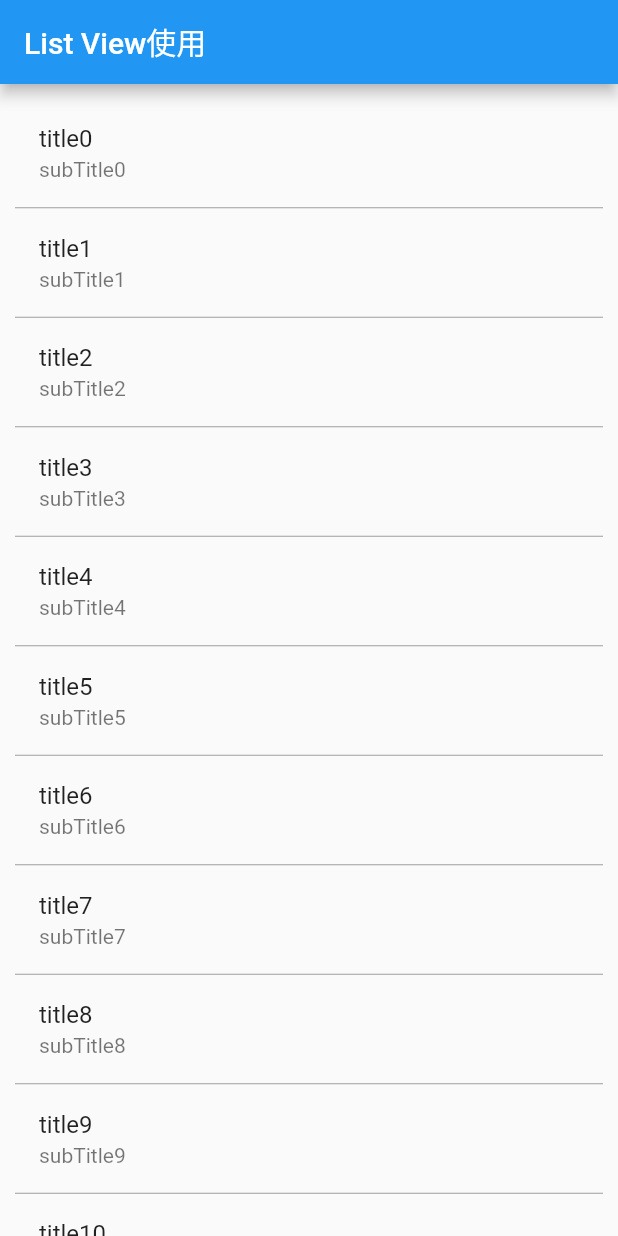
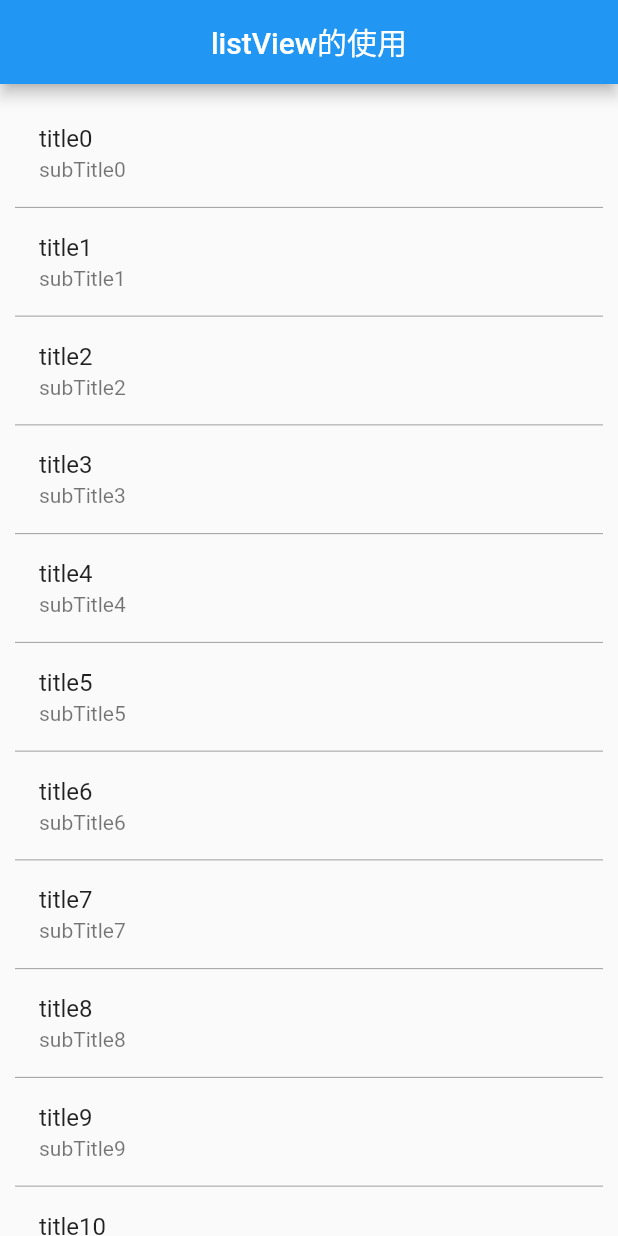
Before and after one commit to lijinhai255/flutterStudy, a Flutter app: the screen it shows after launch, on a phone screen of 412 x 824 dp. Run offline on Flutter 3.47's test engine with Material 2 defaults, Android fonts, the phone set to English and light mode, and no system bars; network calls fail.

Commit message:
listview

```diff
--- a/lib/main.dart
+++ b/lib/main.dart
@@ -1,9 +1,11 @@
+import 'dart:convert';
+
 import 'package:flutter/material.dart';
 import 'dart:io';
-import 'dart:uft8';
 void main() => runApp(MyApp());
 
 class MyApp extends StatelessWidget {
+  // This widget is the root of your application.
   @override
   Widget build(BuildContext context) {
     return MaterialApp(
@@ -13,28 +15,28 @@ class MyApp extends StatelessWidget {
       ),
       home: Scaffold(
         appBar: AppBar(
-          title: Text("List View使用"),
-          centerTitle: false,
+          title: Text('listView的使用'),
+          centerTitle: true,
         ),
         body: CustomListView(),
-      ),
+      )
     );
   }
 }
 
 class CustomListView extends StatelessWidget {
+
   var httpClient = new HttpClient();
-  var url = "https://randomuser.me/api/?results=30";
-  _loadDate() async {
-    var request = await httpClient.getUrl(Uri.parse(url));
-    var response = await request.close();
-    // if (response.statusCode == HttpStatus.OK) {
-      var json = await response.transform(utf8.decoder).join();
-    //   var data = jsonDecode(json);
-    //   result = data['origin'];
-    // } else {
-    //   result = 'Error getting IP address:\nHttp status ${response.statusCode}';
-    // }
+  var url = 'https://randomuser.me/api/?results=30';
+
+  _loadData() async {
+
+    var resquest = await httpClient.getUrl(Uri.parse(url));
+    var response = await resquest.close();
+    var result = await response.transform(utf8.decoder).join();
+
+    print(result);
+
   }
 
   @override
@@ -43,55 +45,69 @@ class CustomListView extends StatelessWidget {
       child: getListView3(),
     );
   }
-  //方式一
-  // 数据量小 相对固定
-  // getListView1(){
-  //   return new ListView(
-  //     padding: EdgeInsets.all(10),
-  //     children: <Widget>[
-  //       Text("Row1"),
-  //       Text("Row2"),
-  //       Text("Row3"),
-  //       Text("Row1"),
-  //       Text("Row2"),
-  //       Text("Row3"),
-  //       Text("Row1"),
-  //       Text("Row2"),
-  //       Text("Row3"),
-  //     ],
-  //   );
 
-  // }
-  //方式二
+  //方式一：
+  //适用于数据量小切相对固定的数据
+  getListView1() {
+    return new ListView(
+      padding: EdgeInsets.all(10),
+      children: <Widget>[
+        Text('Row1'),
+        Text('Row2'),
+        Text('Row3'),
+        Text('Row1'),
+        Text('Row2'),
+        Text('Row3'),
+        Text('Row1'),
+        Text('Row2'),
+        Text('Row3'),
+      ],
+    );
+  }
+
   getListView2() {
     return new ListView.builder(
       padding: EdgeInsets.all(10),
       itemCount: 20,
-      itemBuilder: (BuildContext context, int index) {
+      itemBuilder: (BuildContext context, int index){
         // return Text('$index');
+
         return ListTile(
-            title: Text('title$index'), subtitle: Text('subTitle$index'));
+          title: Text('title$index'),
+          subtitle: Text('subTitle$index'),
+          // leading: ,
+        );
       },
     );
   }
 
-  //方式三
   getListView3() {
+
+    _loadData();
+
     return new ListView.separated(
       padding: EdgeInsets.all(10),
       itemCount: 20,
-      itemBuilder: (BuildContext context, int index) {
+      itemBuilder: (BuildContext context, int index){
         // return Text('$index');
+
         return ListTile(
-            title: Text('title$index'), subtitle: Text('subTitle$index'));
+          title: Text('title$index'),
+          subtitle: Text('subTitle$index'),
+          // leading: ,
+        );
       },
-      separatorBuilder: (BuildContext context, int index) {
-        // return Text('$index');
+      separatorBuilder: (BuildContext context, int index){
         return Divider(
-          height: 1,
+          height: 0.5,
           color: Colors.grey,
         );
       },
     );
   }
+
+  //网络加载
+
+
+
 }
```
